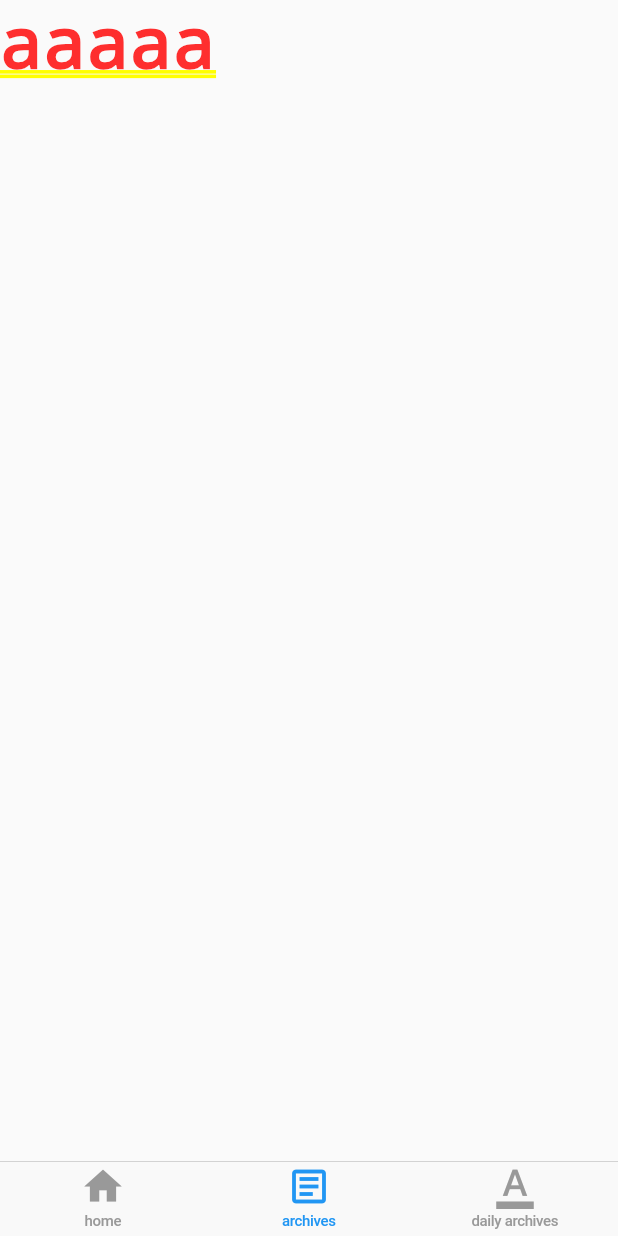
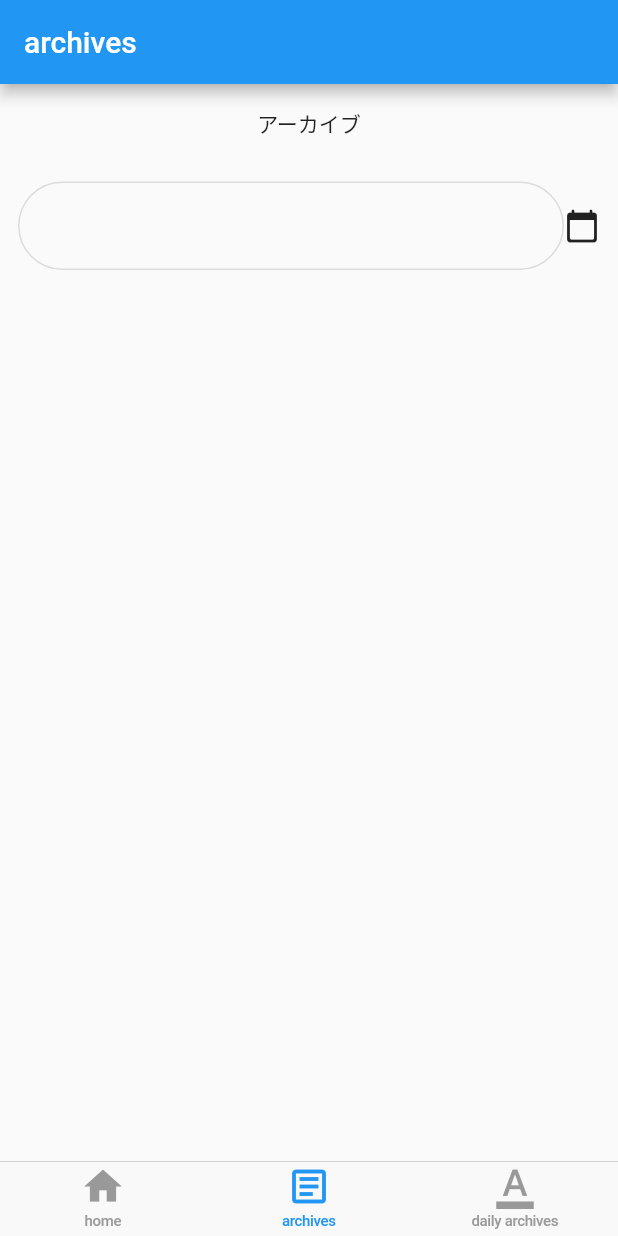
Before and after one commit to kan11kan/stocklip, a Flutter app: the screen it shows after launch, item 2 of the bottom bar chosen, on a phone screen of 412 x 824 dp. Run offline on Flutter 3.47's test engine with Material 2 defaults, Android fonts, the phone set to English and light mode, and no system bars; our stand-ins replace flutter_slidable, webview_flutter; missing offline and left inert: simple_url_preview.

Commit message:
save928_2

```diff
--- a/lib/main.dart
+++ b/lib/main.dart
@@ -79,36 +79,17 @@ class _MyHomePageState extends State<MyHomePage> {
 
   @override
   Widget build(BuildContext context) {
-    // return Scaffold(
-    //   appBar: AppBar(
-    //     title: Text(widget.title),
-    //   ),
-    //   bottomNavigationBar: BottomNavigationBar(
-    //     items: [
-    //       BottomNavigationBarItem(icon: Icon(Icons.home), title: Text('Home')),
-    //       BottomNavigationBarItem(
-    //           icon: Icon(Icons.article_outlined), title: Text('archives')),
-    //       BottomNavigationBarItem(
-    //           icon: Icon(Icons.text_format), title: Text('Daily record'))
-    //     ],
-    //     currentIndex: _selectedIndex,
-    //     selectedItemColor: Colors.amber[800],
-    //     onTap: _onItemTapped,
-    //   ),
-    //   body: _selectedIndex == 0
-    //       ? Text('aaa')
-
     return CupertinoTabScaffold(
       tabBuilder: (BuildContext context, int index) {
-        //ここからcaseで場合わけしてみる
         switch (index) {
           case 0:
             return CupertinoTabView(
               builder: (BuildContext context) {
                 return CupertinoPageScaffold(
-                  // navigationBar: CupertinoNavigationBar(
-                  //   middle: Text('Page 1 of tab $index'), //ここがタイトル
-                  // ),
+                  navigationBar: const CupertinoNavigationBar(
+                    backgroundColor: Colors.blue,
+                    middle: Text('Home'), //ここがタイトル
+                  ),
                   child: Column(
                     mainAxisAlignment: MainAxisAlignment.center,
                     children: [
@@ -116,7 +97,7 @@ class _MyHomePageState extends State<MyHomePage> {
                         mainAxisAlignment: MainAxisAlignment.spaceAround,
                         children: [
                           Container(
-                            padding: EdgeInsets.only(bottom: 30),
+                            padding: const EdgeInsets.only(bottom: 30),
                             child: GestureDetector(
                                 onTap: () {
                                   Navigator.push(
@@ -139,6 +120,77 @@ class _MyHomePageState extends State<MyHomePage> {
                                   ],
                                 )),
                           ),
+                          Container(
+                            padding: EdgeInsets.only(bottom: 30),
+                            child: GestureDetector(
+                                onTap: () {
+                                  Navigator.push(
+                                      context,
+                                      MaterialPageRoute(
+                                          builder: (context) => WebPage(
+                                              'https://www.bloomberg.co.jp/')));
+                                },
+                                child: Column(
+                                  children: const [
+                                    Image(
+                                      width: 80,
+                                      height: 80,
+                                      image: AssetImage('images/bloomberg.png'),
+                                    ),
+                                    Material(child: Text('Bloomberg')),
+                                  ],
+                                )),
+                          ),
+                          Container(
+                            padding: EdgeInsets.only(bottom: 30),
+                            child: GestureDetector(
+                                onTap: () {
+                                  Navigator.push(
+                                      context,
+                                      MaterialPageRoute(
+                                          builder: (context) => WebPage(
+                                              'https://finance.yahoo.co.jp/')));
+                                },
+                                child: Column(
+                                  children: const [
+                                    Image(
+                                      width: 80,
+                                      height: 80,
+                                      image: AssetImage(
+                                          'images/yahoofinance_logo.jpeg'),
+                                    ),
+                                    Material(
+                                      child: Text('Yahoo Finance!'),
+                                    ),
+                                  ],
+                                )),
+                          ),
+                          Container(
+                            padding: EdgeInsets.only(bottom: 30),
+                            child: Column(
+                              children: [
+                                GestureDetector(
+                                  onTap: () {
+                                    Navigator.push(
+                                      context,
+                                      MaterialPageRoute(
+                                        builder: (context) => WebPage(
+                                            'https://nikkei225jp.com/cme/'),
+                                      ),
+                                    );
+                                  },
+                                  child: const Image(
+                                    width: 80,
+                                    height: 80,
+                                    image: AssetImage('images/cme_logo.jpeg'),
+                                  ),
+                                ),
+                                const Material(
+                                  child: Text('CME日経平均'),
+                                ),
+                              ],
+                            ),
+                          )
                         ],
                       ),
                     ],
--- a/lib/memo_page.dart
+++ b/lib/memo_page.dart
@@ -44,7 +44,7 @@ class MemoPageState extends State<MemoPage> {
       ),
       body: Column(
         children: [
-          TextField(
+          const TextField(
             keyboardType: TextInputType.multiline,
             maxLines: null,
           ),
--- a/lib/record_page.dart
+++ b/lib/record_page.dart
@@ -17,7 +17,48 @@ class RecordPageState extends State<RecordPage> {
     List<Record> records = <Record>[];
     final days = widget.passedValue.map((element) => (element.day)).toList();
     final url = widget.passedValue.map((element) => (element.url)).toList();
-    return Text('aaaaa');
+    return Scaffold(
+      appBar: AppBar(
+        title: Text('archives'),
+      ),
+      body: Column(
+        children: [
+          Padding(
+            padding: const EdgeInsets.all(16.0),
+            child: Text('アーカイブ'),
+          ),
+          Container(
+            child: Padding(
+              padding: const EdgeInsets.all(12.0),
+              child: Row(
+                children: <Widget>[
+                  Expanded(
+                    child: TextField(
+                      decoration: InputDecoration(
+                        enabledBorder: OutlineInputBorder(
+                          borderRadius: BorderRadius.circular(30),
+                          borderSide: const BorderSide(
+                            color: Colors.black12,
+                          ),
+                        ),
+                        focusedBorder: OutlineInputBorder(
+                          borderRadius: BorderRadius.circular(30),
+                          borderSide: const BorderSide(
+                            color: Colors.black12,
+                          ),
+                        ),
+                      ),
+                    ),
+                  ),
+                  Icon(Icons.calendar_today_rounded)
+                ],
+              ),
+            ),
+          ),
+        ],
+      ),
+    );
+
     //   CupertinoTabScaffold(
     //   tabBar: CupertinoTabBar(
     //     items: const <BottomNavigationBarItem>[
--- a/pubspec.yaml
+++ b/pubspec.yaml
@@ -38,6 +38,7 @@ dependencies:
   cupertino_icons: ^1.0.2
   intl: ^0.17.0
   flutter_slidable: ^0.6.0
+  flutter_search_bar: ^2.1.0
 
 
 
```
Also changed, not shown: pubspec.lock.
